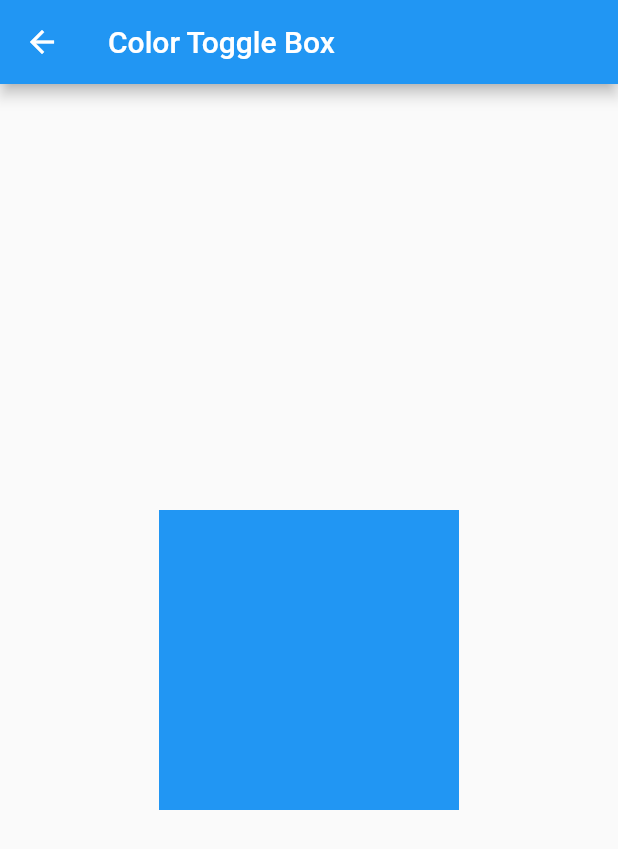
After one commit to nok3zy/today, a Flutter app: the screen it shows after launch, after a tap on "Color Toggle Box", on a phone screen of 412 x 824 dp. The commit adds this screen. Shown: the top 849 px of the screen. Run offline on Flutter 3.47's test engine with Material 2 defaults, Android fonts, the phone set to English and light mode, and no system bars.

Commit message:
feat : add widget button and screen (#1)

```diff
--- /dev/null
+++ b/lib/Home/Widgets/ColoredBox/colored_box.dart
@@ -0,0 +1,32 @@
+import 'package:flutter/material.dart';
+
+class ColorToggleBox extends StatefulWidget {
+  const ColorToggleBox({super.key});
+
+  @override
+  State<ColorToggleBox> createState() => _ColorToggleBoxState();
+}
+
+class _ColorToggleBoxState extends State<ColorToggleBox> {
+  bool _isSelected = false;
+
+  void onToggle() {
+    setState(() {
+      _isSelected = !_isSelected;
+    });
+  }
+
+  @override
+  Widget build(BuildContext context) {
+    return GestureDetector(
+      onTap: onToggle,
+      child: AnimatedContainer(
+        duration: const Duration(seconds: 1),
+        width: 200,
+        height: 200,
+        curve: Curves.fastLinearToSlowEaseIn,
+        color: _isSelected ? Colors.red : Colors.blue,
+      ),
+    );
+  }
+}
--- a/lib/Home/home_screen.dart
+++ b/lib/Home/home_screen.dart
@@ -1,5 +1,7 @@
 import 'package:flutter/material.dart';
-import 'package:today/Home/OkrSection/okr_section.dart';
+import 'package:today/Home/Widgets/ColoredBox/colored_box.dart';
+import 'package:today/Home/Widgets/RotatedBox/rotated_box.dart';
+import 'package:today/Home/widget_button.dart';
 
 class HomeScreen extends StatelessWidget {
   const HomeScreen({super.key});
@@ -8,16 +10,12 @@ class HomeScreen extends StatelessWidget {
   Widget build(BuildContext context) {
     return MaterialApp(
       home: Scaffold(
-        body: Padding(
-          padding: const EdgeInsets.all(8),
-          child: Column(
-            children: [
-              Row(
-                children: [OkrSection()],
-              )
-            ],
+        body: Row(children: const [
+          WidgetButton(
+            title: "Color Toggle Box",
+            widget: ColorToggleBox(),
           ),
-        ),
+        ]),
       ),
     );
   }
--- /dev/null
+++ b/lib/Home/widget_button.dart
@@ -0,0 +1,37 @@
+import 'package:flutter/material.dart';
+
+class WidgetButton extends StatelessWidget {
+  final Widget widget;
+  final String title;
+
+  const WidgetButton({super.key, required this.title, required this.widget});
+
+  @override
+  Widget build(BuildContext context) {
+    return ElevatedButton(
+      onPressed: () {
+        Navigator.push(
+            context,
+            MaterialPageRoute(
+                builder: (context) =>
+                    WidgetPage(title: title, widget: widget)));
+      },
+      child: Text(title),
+    );
+  }
+}
+
+class WidgetPage extends StatelessWidget {
+  final String title;
+  final Widget widget;
+
+  const WidgetPage({super.key, required this.title, required this.widget});
+
+  @override
+  Widget build(BuildContext context) {
+    return Scaffold(
+      appBar: AppBar(title: Text(title)),
+      body: Center(child: widget),
+    );
+  }
+}
```
Also changed, not shown: lib/Home/Widgets/OkrSection/okr_item.dart (renamed from lib/Home/OkrSection/okr_item.dart), lib/Home/Widgets/OkrSection/okr_section.dart (renamed from lib/Home/OkrSection/okr_section.dart).
